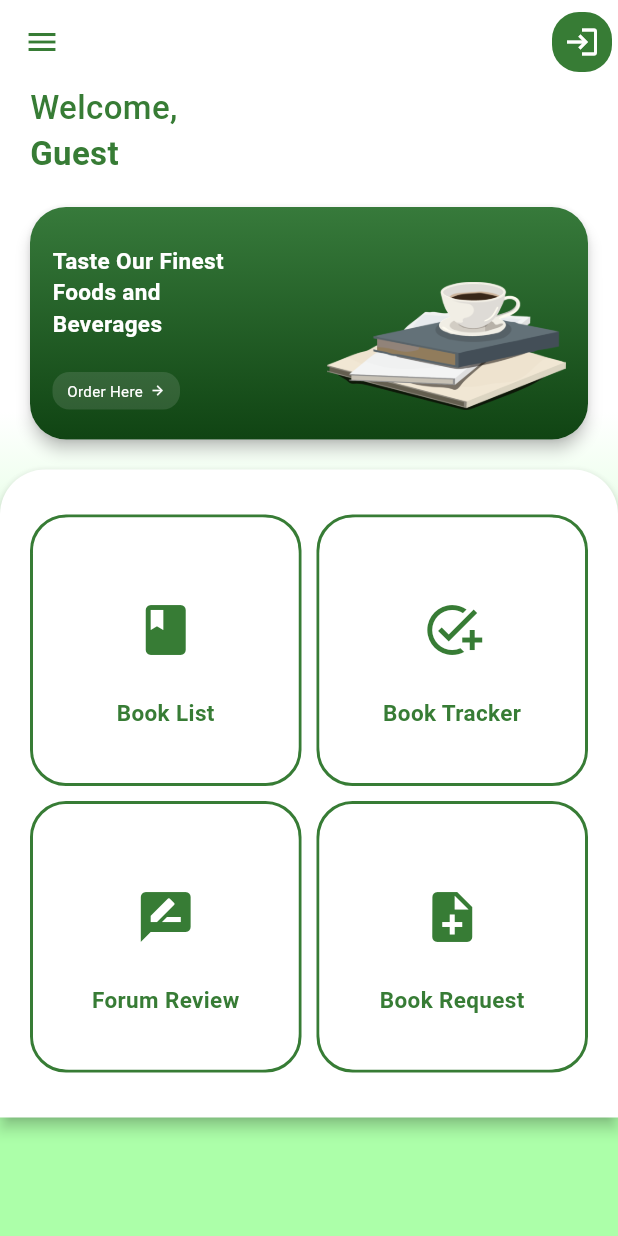
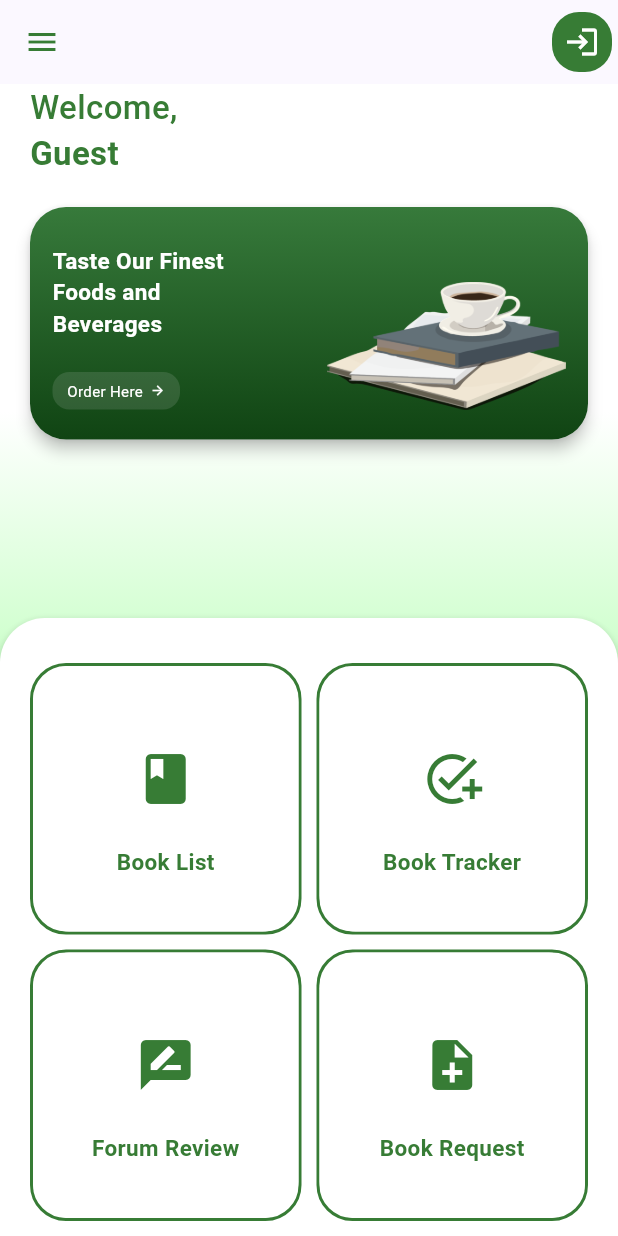
Before and after one commit to PBP-C08/read-and-brew-mob, a Flutter app: the screen it shows after launch, on a phone screen of 412 x 824 dp. Run offline on Flutter 3.47's test engine with Material 3 defaults, Android fonts, the phone set to English and light mode, and no system bars; our stand-ins replace flutter_rating_bar; missing offline and left inert: pbp_django_auth, responsive_card.

Commit message:
fix homepage

```diff
--- a/lib/screens/booklist.dart
+++ b/lib/screens/booklist.dart
@@ -80,9 +80,6 @@ class _BooklistPageState extends State<BooklistPage> {
             style: TextStyle(
                 color: Color(0xFF377C35), fontWeight: FontWeight.bold),
           ),
-          backgroundColor: Colors.transparent,
-          surfaceTintColor: Colors.transparent,
-          elevation: 0,
           actions: user_status == "E"
               ? [
                   IconButton(
--- a/lib/screens/homepage.dart
+++ b/lib/screens/homepage.dart
@@ -37,9 +37,6 @@ class MyHomePage extends StatelessWidget {
           backgroundColor: Colors.transparent,
           appBar: AppBar(
             iconTheme: IconThemeData(color: Color(0xFF377C35)),
-          backgroundColor: Colors.transparent,
-          surfaceTintColor: Colors.transparent,
-          elevation: 0,
             actions: [
               IconButton(
                 style: ButtonStyle(
@@ -229,7 +226,8 @@ class MyHomePage extends StatelessWidget {
                                             mainAxisSize: MainAxisSize.min,
                                             children: <Widget>[
                                               Text(
-                                              user_status == "E" && user_id != 0
+                                                user_status == "E" &&
+                                                        user_id != 0
                                                     ? 'Inventory'
                                                     : 'Order Here',
                                                 overflow: TextOverflow.ellipsis,
@@ -259,8 +257,11 @@ class MyHomePage extends StatelessWidget {
                           )),
                     )),
                 // Grid layout
-              Align(
-                alignment: Alignment.bottomCenter, // Add this
+              ],
+            ),
+          ),
+          bottomNavigationBar: Container(
+              height: MediaQuery.of(context).size.height * 0.5,
               child: Material(
                 borderRadius: BorderRadius.only(
                   topLeft: Radius.circular(30),
@@ -281,12 +282,7 @@ class MyHomePage extends StatelessWidget {
                     return MenuWidget(item);
                   }).toList(),
                 ),
-                ),
-              ),
-            ],
-          ),
-        ),
-      ),
+              ))),
     );
   }
 }
```
Lines whose indentation alone changed are shown as unchanged.
